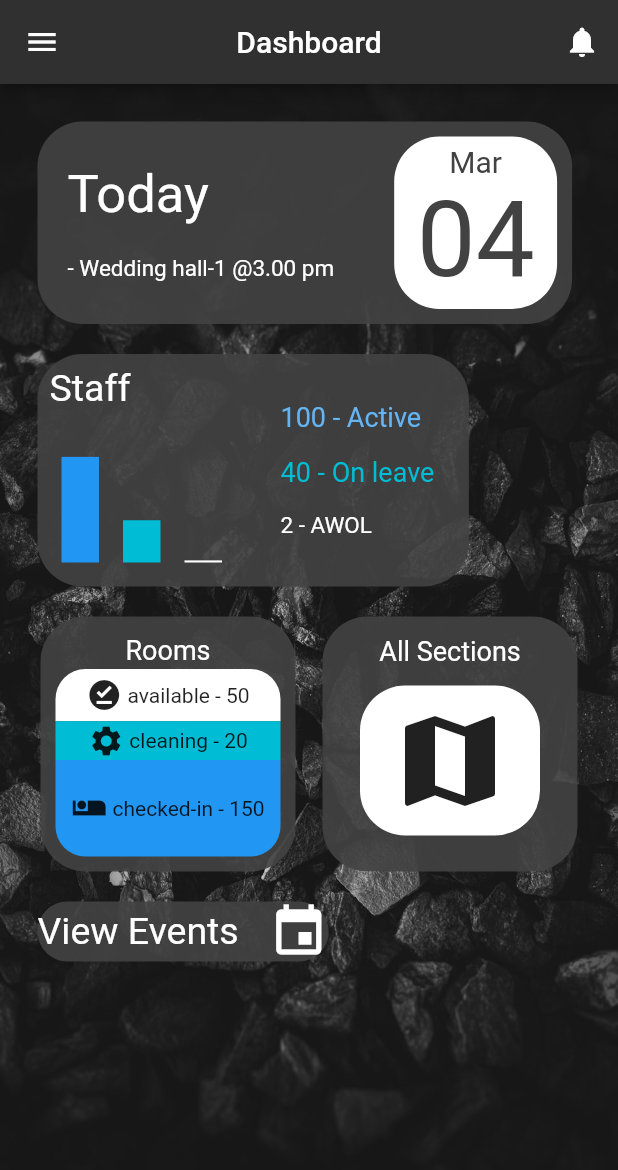
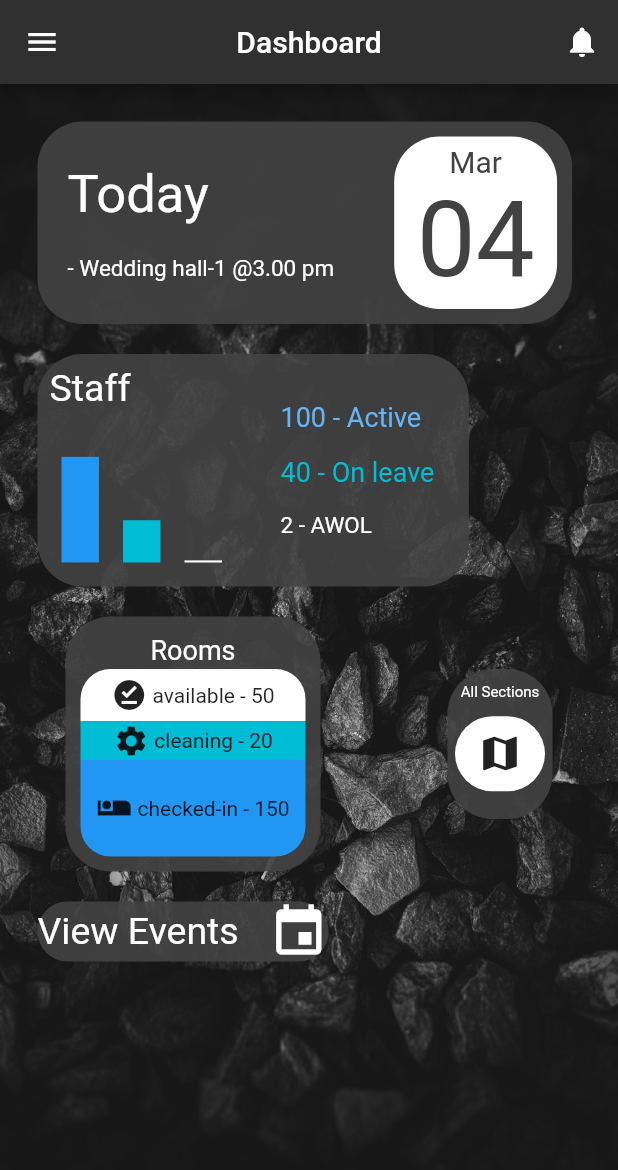
Before and after one commit to Lakith-Rambukkanage/Hotel-MIS-management-module, a Flutter app: the screen it shows once a user with an empty profile is signed in, on a phone screen of 412 x 824 dp. Shown: the top 1170 px of the screen. Run offline on Flutter 3.47's test engine with Material 2 defaults, Android fonts, the phone set to English and light mode, and no system bars; our stand-ins replace charts_flutter, cloud_firestore, firebase_auth, table_calendar; accounts and stored records are empty.

Commit message:
adjust for overflow

```diff
--- a/lib/custom_widgets/mapicon.dart
+++ b/lib/custom_widgets/mapicon.dart
@@ -7,20 +7,20 @@ class MapIcon extends StatelessWidget {
     return HomeTile(
       children: <Widget>[
                     Container(
-                        height: 170.0,
-                        width: 170.0,
+                        height: 100.0,
+                        width: 70.0,
                         child:  Column(
                           mainAxisAlignment: MainAxisAlignment.spaceEvenly,
                           children: <Widget>[
                             Padding(
                               padding: const EdgeInsets.all(8.0),
-                              child: Text('All Sections', style: TextStyle(color: Colors.white, fontSize: 18.0)),
+                              child: Text('All Sections', style: TextStyle(color: Colors.white, fontSize: 10.0)),
                             ),
                             Container(
-                              height: 100.0,
-                              width: 120.0,
+                              height: 50.0,
+                              width: 60.0,
                               decoration: new BoxDecoration(color: Colors.white,borderRadius: BorderRadius.circular(30.0)),
-                              child: Icon(Icons.map,color: Colors.grey[900],size: 80.0,)),
+                              child: Icon(Icons.map,color: Colors.grey[900],size: 30.0,)),
                             SizedBox(height: 15.0,)
                           ],
                         ),
```
